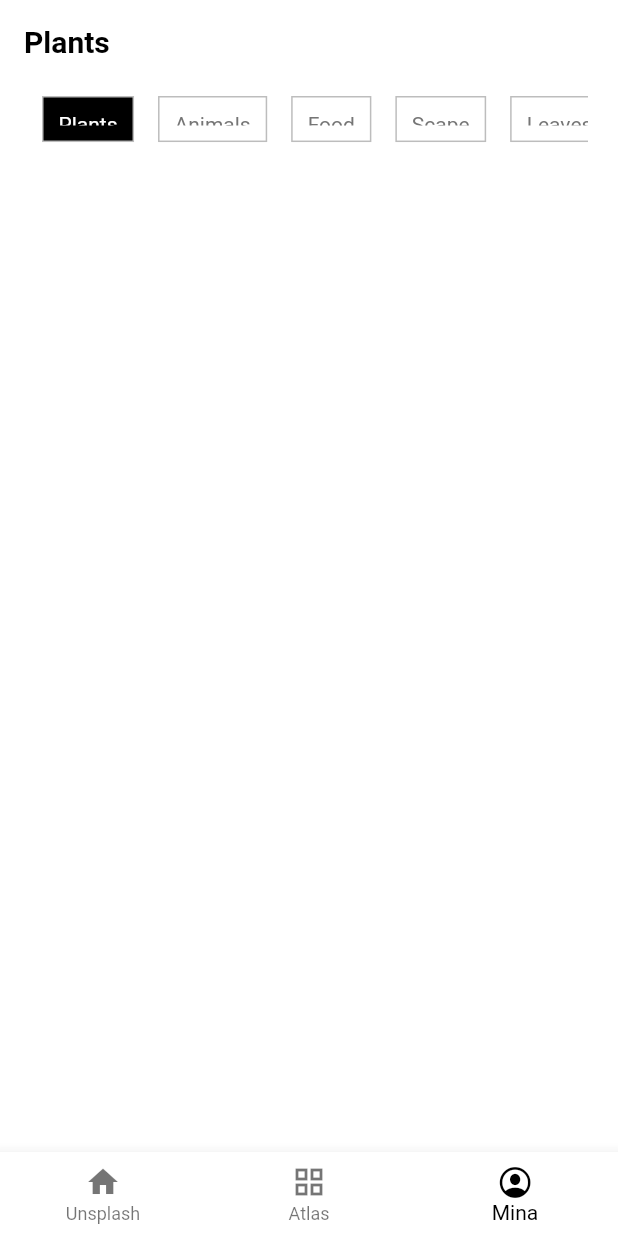
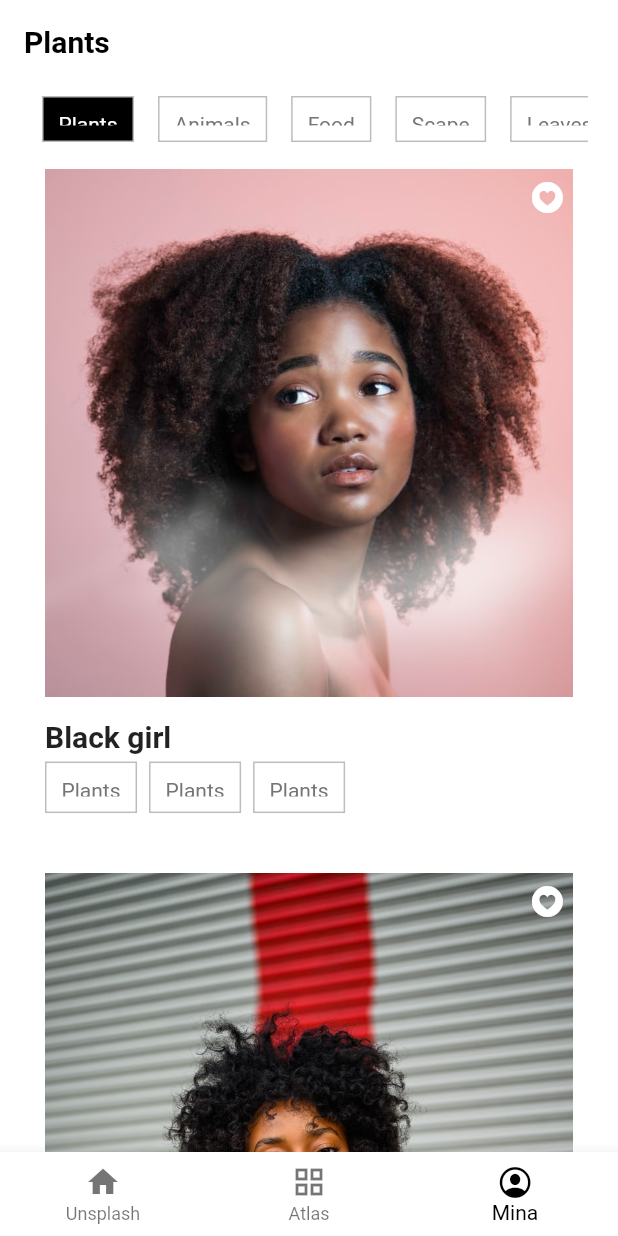
Before and after one commit to plunex/elite_102_flutter, a Flutter app: the screen it shows after launch, swiped to page 3, on a phone screen of 412 x 824 dp. Run offline on Flutter 3.47's test engine with Material 2 defaults, Android fonts, the phone set to English and light mode, and no system bars.

Commit message:
mina page updated

```diff
--- a/lib/pages/mina.dart
+++ b/lib/pages/mina.dart
@@ -1,4 +1,8 @@
+import 'dart:math';
+
+import 'package:elite/pages/widgets/category_tag.dart';
 import 'package:elite/pages/widgets/size_config.dart';
+import 'package:flutter/cupertino.dart';
 import 'package:flutter/material.dart';
 
 class Mina extends StatelessWidget {
@@ -9,7 +13,9 @@ class Mina extends StatelessWidget {
     return Scaffold(
       appBar: buildAppBar(context),
       backgroundColor: Colors.white,
-      body: Container(
+      body: Column(
+        children: [
+          Container(
             margin: EdgeInsets.symmetric(horizontal: 20.0),
             child: Container(
               height: SizeConfig.height(34.0),
@@ -40,6 +46,76 @@ class Mina extends StatelessWidget {
               ),
             ),
           ),
+          Container(height: 10),
+          Flexible(
+            fit: FlexFit.loose,
+            child: Padding(
+              padding: const EdgeInsets.symmetric(horizontal: 30),
+              child: ListView.builder(
+                itemCount: 6,
+                itemBuilder: (context, index) {
+                  return Stack(
+                    children: [
+                      Column(
+                        crossAxisAlignment: CrossAxisAlignment.start,
+                        children: [
+                          Image.asset('images/girl${index + 0}.jpeg'),
+                          Container(height: 15),
+                          Text(
+                            'Black girl',
+                            style: TextStyle(
+                              fontSize: 20,
+                              fontWeight: FontWeight.bold,
+                            ),
+                          ),
+                          Container(height: 5),
+                          Row(
+                            children: [
+                              Padding(
+                                padding: const EdgeInsets.only(right: 8.0),
+                                child: CategoryTag(
+                                  categories: categories,
+                                  text: categories[
+                                      Random().nextInt(categories.length)],
+                                ),
+                              ),
+                              Padding(
+                                padding: const EdgeInsets.only(right: 8.0),
+                                child: CategoryTag(
+                                  categories: categories,
+                                  text: categories[
+                                      Random().nextInt(categories.length)],
+                                ),
+                              ),
+                              Padding(
+                                padding: const EdgeInsets.only(right: 8.0),
+                                child: CategoryTag(
+                                  categories: categories,
+                                  text: categories[
+                                      Random().nextInt(categories.length)],
+                                ),
+                              ),
+                            ],
+                          ),
+                          Container(height: 40),
+                        ],
+                      ),
+                      Positioned(
+                        right: SizeConfig.width(5),
+                        top: SizeConfig.height(5),
+                        child: Icon(
+                          CupertinoIcons.heart_circle_fill,
+                          color: Colors.white,
+                        ),
+                      ),
+                    ],
+                  );
+                },
+              ),
+            ),
+          ),
+        ],
+      ),
     );
   }
 }
--- a/lib/pages/widgets/category_tag.dart
+++ b/lib/pages/widgets/category_tag.dart
@@ -0,0 +1,33 @@
+import 'package:elite/pages/widgets/size_config.dart';
+import 'package:flutter/material.dart';
+
+class CategoryTag extends StatelessWidget {
+  final String text;
+  const CategoryTag({
+    Key key,
+    @required this.categories,
+    this.text,
+  }) : super(key: key);
+
+  final List categories;
+
+  @override
+  Widget build(BuildContext context) {
+    return Container(
+      height: SizeConfig.height(25.0),
+      decoration: BoxDecoration(
+        color: Colors.white,
+        border: Border.all(color: Colors.grey[400]),
+      ),
+      child: Padding(
+        padding: const EdgeInsets.all(10.0),
+        child: Text(
+          '$text',
+          style: TextStyle(
+            color: Colors.grey[600],
+          ),
+        ),
+      ),
+    );
+  }
+}
```
Lines whose indentation alone changed are shown as unchanged.
